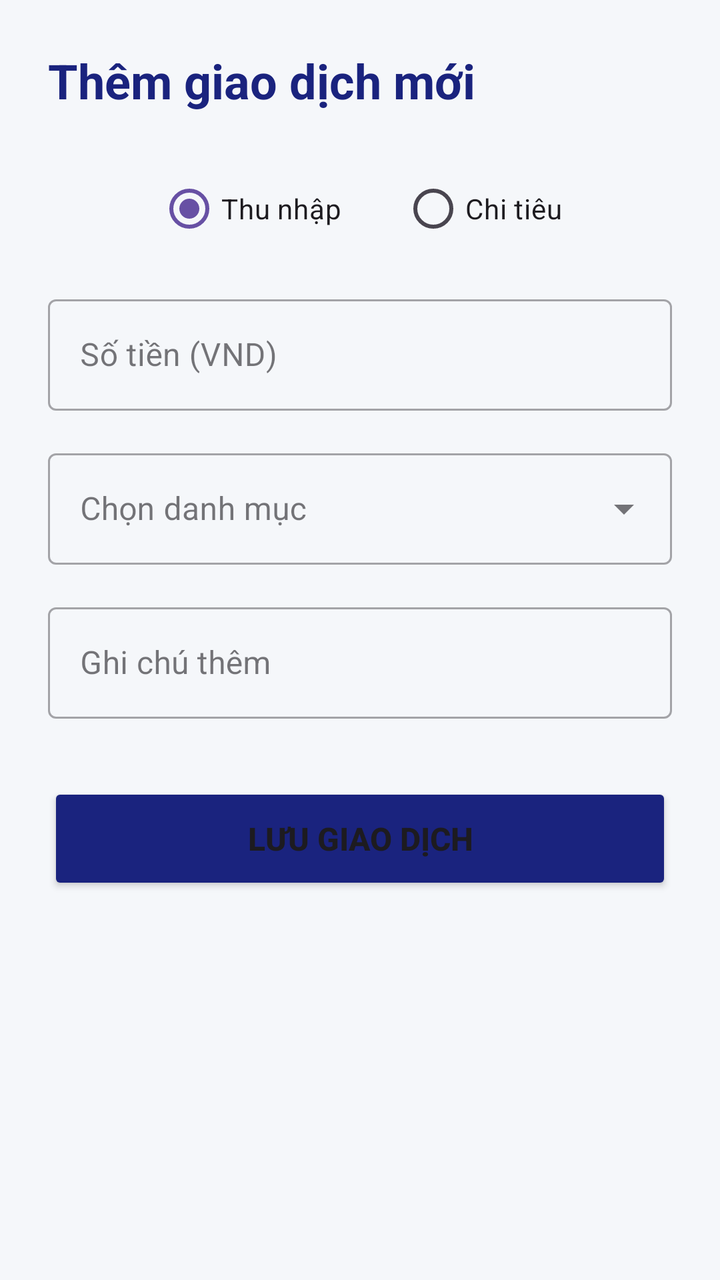
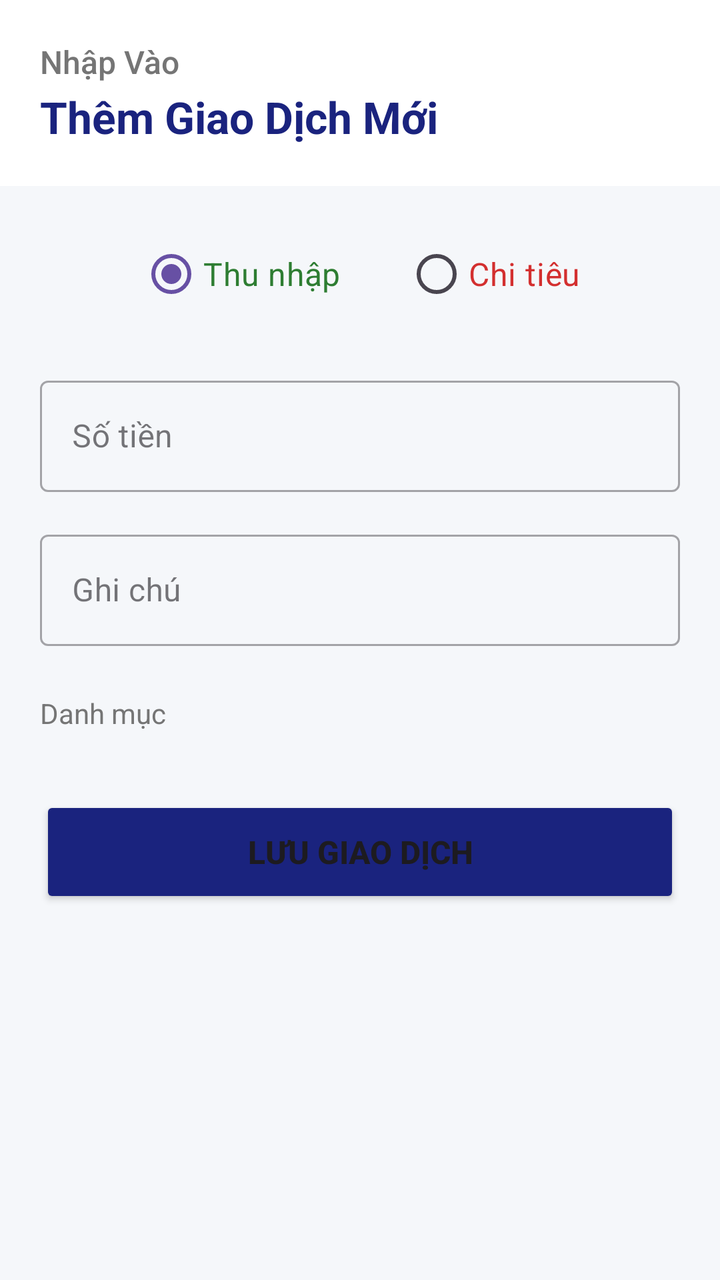

An Android layout rendered at two revisions. The XML below is the earlier revision; the diff shows what the commit changed to produce the second picture.
<!-- AndroidManifest.xml: application theme Theme.QuanLyChiTieu -->
<!-- res/layout/fragment_add.xml -->
<?xml version="1.0" encoding="utf-8"?>
<LinearLayout xmlns:android="http://schemas.android.com/apk/res/android"
    xmlns:app="http://schemas.android.com/apk/res-auto"
    android:layout_width="match_parent"
    android:layout_height="match_parent"
    android:background="#F5F7FA"
    android:orientation="vertical">

    <ScrollView
        android:layout_width="match_parent"
        android:layout_height="match_parent">

        <LinearLayout
            android:layout_width="match_parent"
            android:layout_height="wrap_content"
            android:orientation="vertical"
            android:padding="24dp">

            <TextView
                android:layout_width="wrap_content"
                android:layout_height="wrap_content"
                android:layout_marginBottom="24dp"
                android:text="Thêm giao dịch mới"
                android:textColor="#1A237E"
                android:textSize="24sp"
                android:textStyle="bold" />

            <RadioGroup
                android:id="@+id/rgType"
                android:layout_width="match_parent"
                android:layout_height="wrap_content"
                android:gravity="center"
                android:orientation="horizontal"
                android:layout_marginBottom="16dp">

                <RadioButton
                    android:id="@+id/rbIncome"
                    android:layout_width="wrap_content"
                    android:layout_height="wrap_content"
                    android:checked="true"
                    android:layout_marginEnd="30dp"
                    android:text="Thu nhập" />

                <RadioButton
                    android:id="@+id/rbExpense"
                    android:layout_width="wrap_content"
                    android:layout_height="wrap_content"
                    android:text="Chi tiêu" />

            </RadioGroup>

            <com.google.android.material.textfield.TextInputLayout
                android:layout_width="match_parent"
                android:layout_height="wrap_content"
                android:hint="Số tiền (VND)"
                style="@style/Widget.MaterialComponents.TextInputLayout.OutlinedBox"
                android:layout_marginBottom="16dp">

                <com.google.android.material.textfield.TextInputEditText
                    android:id="@+id/etAmount"
                    android:layout_width="match_parent"
                    android:layout_height="wrap_content"
                    android:inputType="numberDecimal" />

            </com.google.android.material.textfield.TextInputLayout>

            <com.google.android.material.textfield.TextInputLayout
                android:id="@+id/menuCategory"
                style="@style/Widget.MaterialComponents.TextInputLayout.OutlinedBox.ExposedDropdownMenu"
                android:layout_width="match_parent"
                android:layout_height="wrap_content"
                android:hint="Chọn danh mục"
                android:layout_marginBottom="16dp">

                <AutoCompleteTextView
                    android:id="@+id/etCategory"
                    android:layout_width="match_parent"
                    android:layout_height="wrap_content"
                    android:inputType="text" />

            </com.google.android.material.textfield.TextInputLayout>

            <com.google.android.material.textfield.TextInputLayout
                android:layout_width="match_parent"
                android:layout_height="wrap_content"
                android:hint="Ghi chú thêm"
                style="@style/Widget.MaterialComponents.TextInputLayout.OutlinedBox"
                android:layout_marginBottom="32dp">

                <com.google.android.material.textfield.TextInputEditText
                    android:id="@+id/etNote"
                    android:layout_width="match_parent"
                    android:layout_height="wrap_content"
                    android:maxLines="3" />

            </com.google.android.material.textfield.TextInputLayout>

            <Button
                android:id="@+id/btnSave"
                android:layout_width="match_parent"
                android:layout_height="56dp"
                android:backgroundTint="#1A237E"
                android:text="Lưu giao dịch"
                android:textSize="16sp"
                android:textStyle="bold"
                app:cornerRadius="12dp" />

        </LinearLayout>

    </ScrollView>

</LinearLayout>
<!-- resources referenced by this layout -->
<resources>
  <style name="Theme.QuanLyChiTieu" parent="Base.Theme.QuanLyChiTieu" />
  <style name="Base.Theme.QuanLyChiTieu" parent="Theme.Material3.DayNight.NoActionBar">
          
          
      </style>
</resources>

<!-- the commit's change to res/layout/fragment_add.xml (unified diff, before → after) -->
@@ -5,6 +5,31 @@
     android:layout_height="match_parent"
     android:background="#F5F7FA"
     android:orientation="vertical">
+
+    <LinearLayout
+        android:layout_width="match_parent"
+        android:layout_height="wrap_content"
+        android:background="@android:color/white"
+        android:orientation="vertical"
+        android:padding="20dp">
+
+        <TextView
+            android:layout_width="wrap_content"
+            android:layout_height="wrap_content"
+            android:fontFamily="sans-serif-medium"
+            android:text="Nhập Vào"
+            android:textColor="#757575"
+            android:textSize="16sp" />
+
+        <TextView
+            android:layout_width="wrap_content"
+            android:layout_height="wrap_content"
+            android:layout_marginTop="2dp"
+            android:text="Thêm Giao Dịch Mới"
+            android:textColor="#1A237E"
+            android:textSize="22sp"
+            android:textStyle="bold" />
+    </LinearLayout>
 
     <ScrollView
         android:layout_width="match_parent"
@@ -14,16 +39,7 @@
             android:layout_width="match_parent"
             android:layout_height="wrap_content"
             android:orientation="vertical"
-            android:padding="24dp">
-
-            <TextView
-                android:layout_width="wrap_content"
-                android:layout_height="wrap_content"
-                android:layout_marginBottom="24dp"
-                android:text="Thêm giao dịch mới"
-                android:textColor="#1A237E"
-                android:textSize="24sp"
-                android:textStyle="bold" />
+            android:padding="20dp">
 
             <RadioGroup
                 android:id="@+id/rgType"
@@ -31,30 +47,35 @@
                 android:layout_height="wrap_content"
                 android:gravity="center"
                 android:orientation="horizontal"
-                android:layout_marginBottom="16dp">
+                android:layout_marginBottom="24dp">
 
                 <RadioButton
                     android:id="@+id/rbIncome"
                     android:layout_width="wrap_content"
                     android:layout_height="wrap_content"
                     android:checked="true"
-                    android:layout_marginEnd="30dp"
-                    android:text="Thu nhập" />
+                    android:text="Thu nhập"
+                    android:textColor="#2E7D32"
+                    android:textSize="16sp"
+                    android:layout_marginEnd="32dp" />
 
                 <RadioButton
                     android:id="@+id/rbExpense"
                     android:layout_width="wrap_content"
                     android:layout_height="wrap_content"
-                    android:text="Chi tiêu" />
+                    android:text="Chi tiêu"
+                    android:textColor="#D32F2F"
+                    android:textSize="16sp" />
 
             </RadioGroup>
 
             <com.google.android.material.textfield.TextInputLayout
                 android:layout_width="match_parent"
                 android:layout_height="wrap_content"
-                android:hint="Số tiền (VND)"
+                android:hint="Số tiền"
                 style="@style/Widget.MaterialComponents.TextInputLayout.OutlinedBox"
-                android:layout_marginBottom="16dp">
+                android:layout_marginBottom="16dp"
+                app:prefixText="₫ ">
 
                 <com.google.android.material.textfield.TextInputEditText
                     android:id="@+id/etAmount"
@@ -65,27 +86,11 @@
             </com.google.android.material.textfield.TextInputLayout>
 
             <com.google.android.material.textfield.TextInputLayout
-                android:id="@+id/menuCategory"
-                style="@style/Widget.MaterialComponents.TextInputLayout.OutlinedBox.ExposedDropdownMenu"
                 android:layout_width="match_parent"
                 android:layout_height="wrap_content"
-                android:hint="Chọn danh mục"
-                android:layout_marginBottom="16dp">
-
-                <AutoCompleteTextView
-                    android:id="@+id/etCategory"
-                    android:layout_width="match_parent"
-                    android:layout_height="wrap_content"
-                    android:inputType="text" />
-
-            </com.google.android.material.textfield.TextInputLayout>
-
-            <com.google.android.material.textfield.TextInputLayout
-                android:layout_width="match_parent"
-                android:layout_height="wrap_content"
-                android:hint="Ghi chú thêm"
+                android:hint="Ghi chú"
                 style="@style/Widget.MaterialComponents.TextInputLayout.OutlinedBox"
-                android:layout_marginBottom="32dp">
+                android:layout_marginBottom="24dp">
 
                 <com.google.android.material.textfield.TextInputEditText
                     android:id="@+id/etNote"
@@ -94,6 +99,21 @@
                     android:maxLines="3" />
 
             </com.google.android.material.textfield.TextInputLayout>
+
+            <TextView
+                android:layout_width="wrap_content"
+                android:layout_height="wrap_content"
+                android:text="Danh mục"
+                android:textColor="#757575"
+                android:textSize="14sp"
+                android:layout_marginBottom="8dp" />
+
+            <GridLayout
+                android:id="@+id/gridCategories"
+                android:layout_width="match_parent"
+                android:layout_height="wrap_content"
+                android:columnCount="4"
+                android:layout_marginBottom="24dp" />
 
             <Button
                 android:id="@+id/btnSave"
